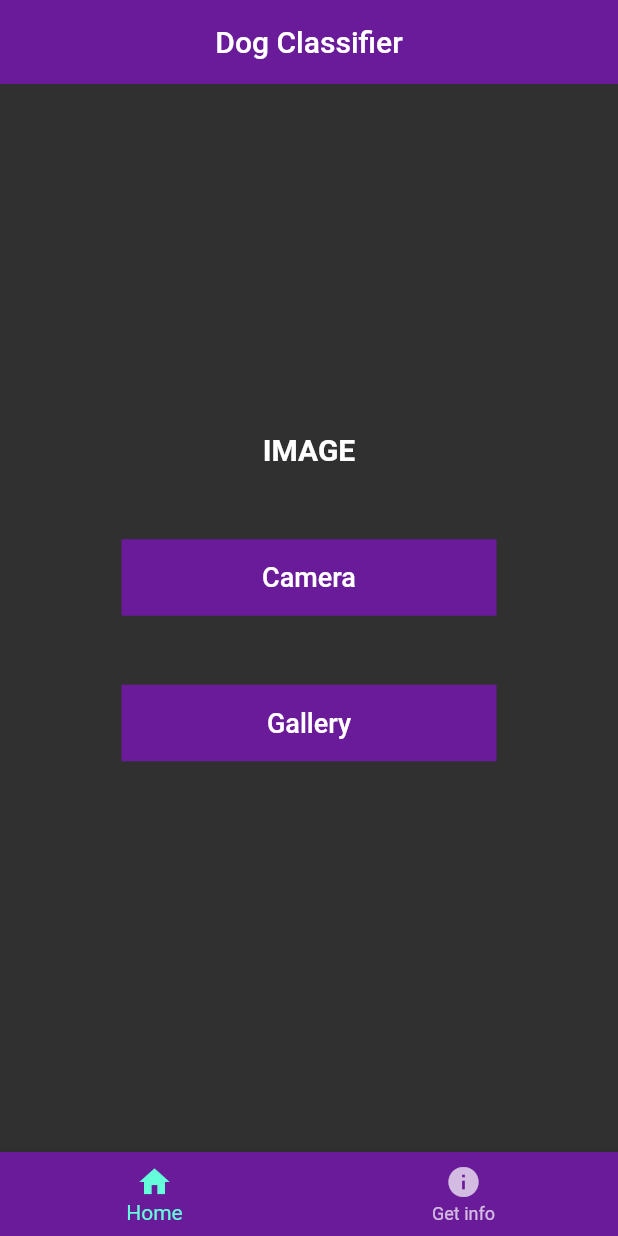
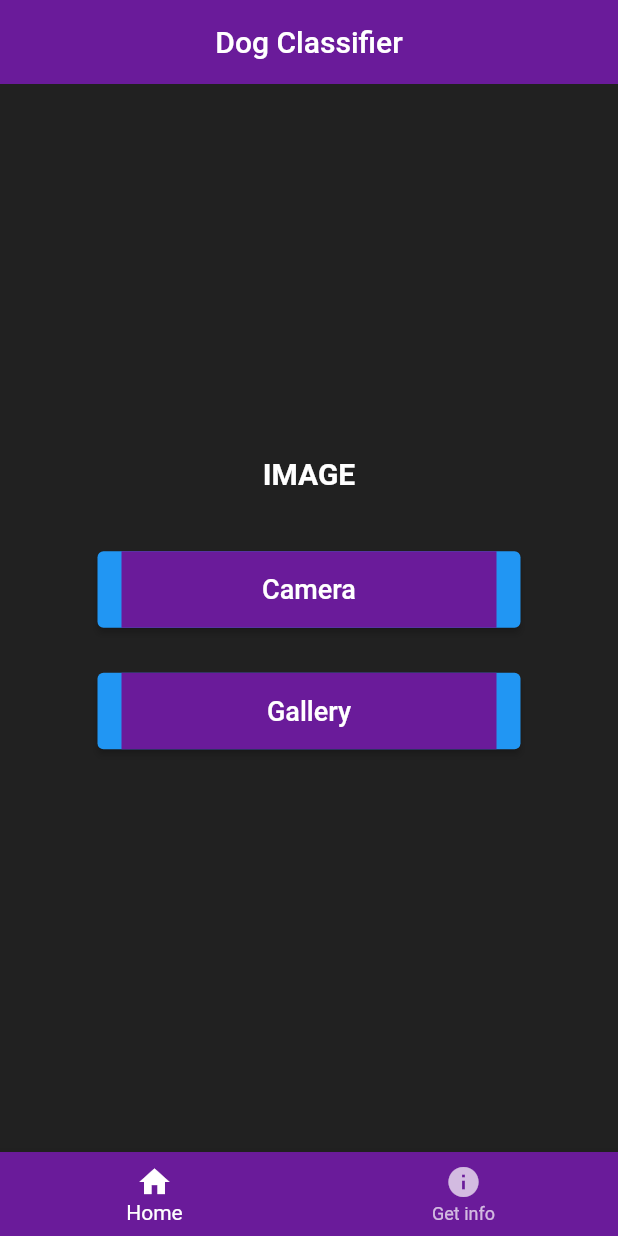
Before and after one commit to Geeth-Kanishka/Dog_breed_classifier-Flutter, a Flutter app: the screen it shows after launch, on a phone screen of 412 x 824 dp. Run offline on Flutter 3.47's test engine with Material 2 defaults, Android fonts, the phone set to English and light mode, and no system bars; our stand-ins replace image_picker; missing offline and left inert: tflite.

Commit message:
button changes

```diff
--- a/lib/Home.dart
+++ b/lib/Home.dart
@@ -82,7 +82,7 @@ class _HomeState extends State<Home> {
         ),
       ),
       body: Container(
-        color: Colors.grey[850],
+        color: Colors.grey[900],
         padding:EdgeInsets.fromLTRB(35,0,35,20) ,
         child: Column(
           mainAxisAlignment: MainAxisAlignment.center,
@@ -131,7 +131,7 @@ class _HomeState extends State<Home> {
             Container(
               child: Column(
                 children: [
-                  TextButton(
+                  ElevatedButton(
                     onPressed: pickImage,
                     child: Container(
                       width: 250,
@@ -150,7 +150,7 @@ class _HomeState extends State<Home> {
                   SizedBox(
                     height: 30,
                   ),
-                  TextButton(
+                  ElevatedButton(
                     onPressed: pickImage_Gallery,
                     child: Container(
                       width: 250,
--- a/lib/info.dart
+++ b/lib/info.dart
@@ -36,7 +36,7 @@ class _infoState extends State<info> {
 
         width: double.infinity,
         height: double.infinity,
-        color: Colors.grey[850],
+        color: Colors.grey[900],
         padding:EdgeInsets.fromLTRB(35,0,35,20) ,
         child: Column(
           mainAxisAlignment: MainAxisAlignment.center,
--- a/lib/main.dart
+++ b/lib/main.dart
@@ -46,7 +46,7 @@ class _bottomNavBarState extends State<bottomNavBar> {
           ),
         ],
         currentIndex: _currentIndex,
-        // selectedItemColor: Colors.amber[800],
+        selectedItemColor: Colors.white,
         onTap: _onTappedBar,
       ),
     );
```
